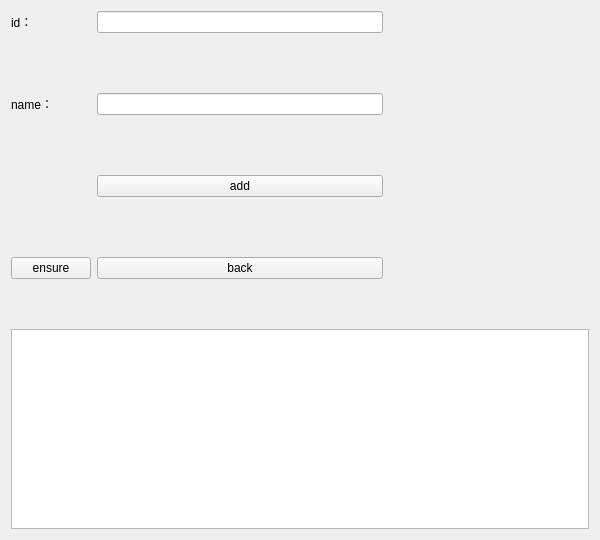
Before: the Qt Designer form widgets/registerwidget.ui in ChaoII/fram-qt, drawn with Qt 5.
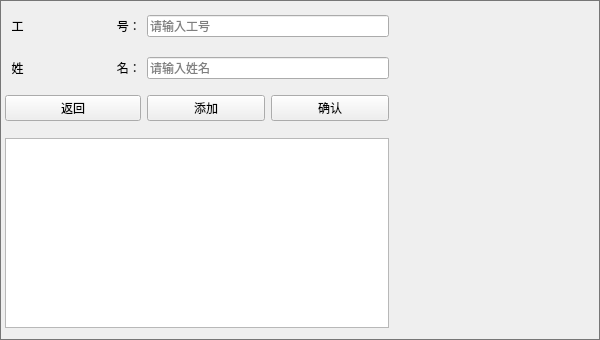
After: the same form once the commit is applied.

The edit to the form file:
```diff
--- a/widgets/registerwidget.ui
+++ b/widgets/registerwidget.ui
@@ -7,91 +7,107 @@
     <x>0</x>
     <y>0</y>
     <width>600</width>
-    <height>540</height>
+    <height>340</height>
    </rect>
   </property>
+  <property name="maximumSize">
+   <size>
+    <width>16777215</width>
+    <height>340</height>
+   </size>
+  </property>
   <property name="windowTitle">
    <string>Form</string>
   </property>
-  <layout class="QHBoxLayout" name="horizontalLayout_2">
-   <item>
-    <layout class="QVBoxLayout" name="verticalLayout">
-     <item>
-      <layout class="QHBoxLayout" name="horizontalLayout">
-       <item>
-        <layout class="QFormLayout" name="formLayout">
-         <property name="verticalSpacing">
-          <number>60</number>
+  <property name="styleSheet">
+   <string notr="true">#RegisterWidget{
+	border: 1px solid  rgb(118, 118, 118);
+}</string>
+  </property>
+  <layout class="QGridLayout" name="gridLayout">
+   <property name="leftMargin">
+    <number>5</number>
+   </property>
+   <property name="topMargin">
+    <number>5</number>
+   </property>
+   <property name="rightMargin">
+    <number>5</number>
+   </property>
+   <property name="bottomMargin">
+    <number>5</number>
          </property>
          <item row="0" column="0">
           <widget class="QLabel" name="label_staff_id">
            <property name="text">
-            <string>id：</string>
+      <string>  工                            号：</string>
            </property>
           </widget>
          </item>
-         <item row="0" column="1">
-          <widget class="QLineEdit" name="edit_staff_id"/>
+   <item row="0" column="1" colspan="2">
+    <widget class="QLineEdit" name="edit_staff_id">
+     <property name="placeholderText">
+      <string>请输入工号</string>
+     </property>
+    </widget>
+   </item>
+   <item row="0" column="3" rowspan="4">
+    <widget class="QLabel" name="pic">
+     <property name="minimumSize">
+      <size>
+       <width>200</width>
+       <height>320</height>
+      </size>
+     </property>
+     <property name="text">
+      <string/>
+     </property>
+    </widget>
          </item>
          <item row="1" column="0">
           <widget class="QLabel" name="label_name">
            <property name="text">
-            <string>name：</string>
+      <string>  姓                            名：</string>
            </property>
           </widget>
          </item>
-         <item row="1" column="1">
-          <widget class="QLineEdit" name="edit_name"/>
+   <item row="1" column="1" colspan="2">
+    <widget class="QLineEdit" name="edit_name">
+     <property name="placeholderText">
+      <string>请输入姓名</string>
+     </property>
+    </widget>
+   </item>
+   <item row="2" column="0">
+    <widget class="QPushButton" name="push_back">
+     <property name="text">
+      <string>返回</string>
+     </property>
+    </widget>
          </item>
          <item row="2" column="1">
           <widget class="QPushButton" name="pb_add">
            <property name="text">
-            <string>add</string>
+      <string>添加</string>
            </property>
           </widget>
          </item>
-         <item row="3" column="1">
-          <widget class="QPushButton" name="push_back">
-           <property name="text">
-            <string>back</string>
-           </property>
-          </widget>
-         </item>
-         <item row="3" column="0">
+   <item row="2" column="2">
           <widget class="QPushButton" name="button_ensure">
            <property name="text">
-            <string>ensure</string>
+      <string>确认</string>
            </property>
           </widget>
          </item>
-        </layout>
-       </item>
-       <item>
-        <widget class="QLabel" name="pic">
-         <property name="minimumSize">
-          <size>
-           <width>200</width>
-           <height>0</height>
-          </size>
-         </property>
-         <property name="text">
-          <string/>
-         </property>
-        </widget>
-       </item>
-      </layout>
-     </item>
-     <item>
+   <item row="3" column="0" colspan="3">
       <widget class="QListWidget" name="face_list">
        <property name="maximumSize">
         <size>
          <width>16777215</width>
-         <height>200</height>
+       <height>190</height>
         </size>
        </property>
       </widget>
-     </item>
-    </layout>
    </item>
   </layout>
  </widget>
```
Lines whose indentation alone changed are shown as unchanged.
